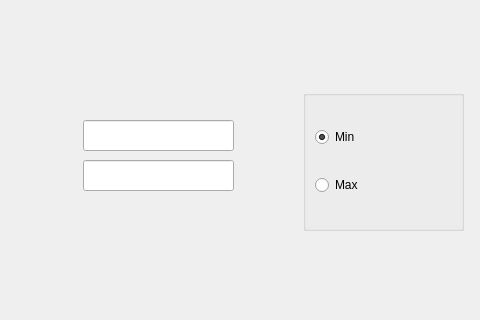
Qt form solution.ui (Haveryx/SimplexMethod) before a commit; both pictures show x 257 to 737 and y 0 to 320 of the 737 by 423 pixel window.
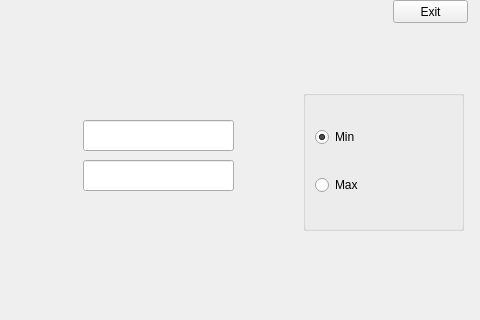
The same form after that commit.

```diff
--- a/solution.ui
+++ b/solution.ui
@@ -137,6 +137,19 @@
     <string>Введите кол-во уравнений</string>
    </property>
   </widget>
+  <widget class="QPushButton" name="pushButton_2">
+   <property name="geometry">
+    <rect>
+     <x>650</x>
+     <y>0</y>
+     <width>75</width>
+     <height>23</height>
+    </rect>
+   </property>
+   <property name="text">
+    <string>Exit</string>
+   </property>
+  </widget>
  </widget>
  <resources/>
  <connections/>
```
